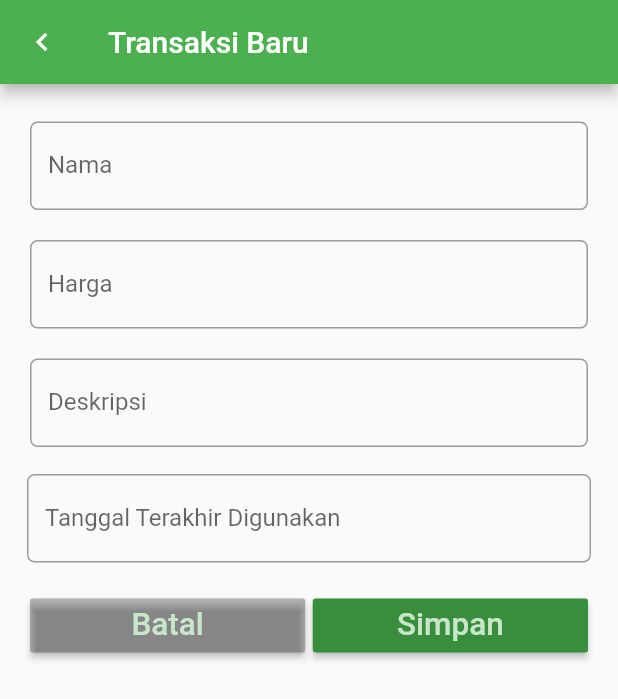
After one commit to Arpin2286/ruang_loak, a Flutter app: the Home screen opened directly, after a tap on the "add shopping cart" icon, on a phone screen of 412 x 824 dp. The commit adds this screen. Shown: the top 699 px of the screen. Run offline on Flutter 3.47's test engine with Material 2 defaults, Android fonts, the phone set to English and light mode, and no system bars; drawn by our look-alikes of datetime_picker_formfield; our stand-ins replace sqflite; missing offline and left inert: dart:ffi; accounts and stored records are empty; network calls fail.

Commit message:
up form input

```diff
--- /dev/null
+++ b/lib/models/penjualan.dart
@@ -0,0 +1,49 @@
+import 'dart:ffi';
+
+class Penjualan {
+  Penjualan(this._nama, this._keterangan, this._tanggal, this._jumlah);
+
+  int _id;
+  String _nama, _keterangan, _tanggal;
+  String _jumlah;
+
+  Penjualan.fromMap(Map<String, dynamic> map) {
+    this._id = map['id'];
+    this._nama = map['nama'].toString();
+    this._keterangan = map['keterangan'].toString();
+    this._tanggal = map['tanggal'].toString();
+    this._jumlah = map['jumlah'].toString();
+  }
+
+  int get id => _id;
+  String get nama => _nama;
+  String get keterangan => _keterangan;
+  String get tanggal => _tanggal;
+  String get jumlah => _jumlah;
+
+  set nama(String value) {
+    _nama = value;
+  }
+
+  set keterangan(String value) {
+    _keterangan = value;
+  }
+
+  set tanggal(String value) {
+    _tanggal = value;
+  }
+
+  set jumlah(String value) {
+    _jumlah = value;
+  }
+
+  Map<String, dynamic> toMap() {
+    Map<String, dynamic> map = Map<String, dynamic>();
+    map['id'] = this._id;
+    map['nama'] = nama;
+    map['keterangan'] = keterangan;
+    map['tanggal'] = tanggal;
+    map['jumlah'] = jumlah;
+    return map;
+  }
+}
--- /dev/null
+++ b/lib/ui/home.dart
@@ -0,0 +1,124 @@
+import 'package:flutter/material.dart';
+import 'package:ruang_loak/ui/inputpenjualan.dart';
+import 'package:ruang_loak/models/penjualan.dart';
+import 'package:ruang_loak/helpers/dbhelper.dart';
+import 'package:sqflite/sqflite.dart';
+import 'dart:async';
+
+class Home extends StatefulWidget {
+  @override
+  _HomeState createState() => _HomeState();
+}
+
+class _HomeState extends State<Home> {
+  DbHelper dbHelper = DbHelper();
+  int count = 0;
+  List<Penjualan> penjualanList;
+
+  @override
+  Widget build(BuildContext context) {
+    if (penjualanList == null) {
+      penjualanList = List<Penjualan>();
+    }
+    return Scaffold(
+      appBar: AppBar(
+        title: Text("Penjualan Anda"),
+      ),
+      body: createListView(),
+      floatingActionButton: FloatingActionButton(
+          child: Icon(Icons.add_shopping_cart),
+          tooltip: 'Tambah Penjualan',
+          onPressed: () async {
+            var penjualan = await navigateToEntryForm(context, null);
+            if (penjualan != null) {
+              addPenjualan(penjualan);
+            }
+          }),
+    );
+  }
+
+  Future<Penjualan> navigateToEntryForm(
+      BuildContext context, Penjualan penjualan) async {
+    var result = await Navigator.push(context,
+        MaterialPageRoute(builder: (BuildContext context) {
+      return InputPenjualan(penjualan);
+    }));
+    return result;
+  }
+
+  ListView createListView() {
+    TextStyle textStyle = Theme.of(context).textTheme.subhead;
+    return ListView.builder(
+      itemCount: count,
+      itemBuilder: (BuildContext context, int index) {
+        return Card(
+          color: Colors.white,
+          elevation: 2.0,
+          child: ListTile(
+            leading: CircleAvatar(
+              backgroundColor: Colors.lightGreen[300],
+              child: Icon(Icons.attach_file),
+            ),
+            title: Text(
+              this.penjualanList[index].nama,
+              style: textStyle,
+            ),
+            subtitle: Row(
+              children: <Widget>[
+                Text("Rp " + this.penjualanList[index].jumlah),
+                Text(" | " + this.penjualanList[index].tanggal)
+              ],
+            ),
+            trailing: GestureDetector(
+              child: Icon(Icons.delete),
+              onTap: () {
+                deletePenjualan(penjualanList[index]);
+              },
+            ),
+            onTap: () async {
+              var penjualan =
+                  await navigateToEntryForm(context, this.penjualanList[index]);
+              if (penjualan != null) {
+                editPenjualan(penjualan);
+              }
+            },
+          ),
+        );
+      },
+    );
+  }
+
+  void addPenjualan(Penjualan object) async {
+    int result = await dbHelper.insert(object);
+    if (result > 0) {
+      updateListView();
+    }
+  }
+
+  void editPenjualan(Penjualan object) async {
+    int result = await dbHelper.insert(object);
+    if (result > 0) {
+      updateListView();
+    }
+  }
+
+  void deletePenjualan(Penjualan object) async {
+    int result = await dbHelper.delete(object.id);
+    if (result > 0) {
+      updateListView();
+    }
+  }
+
+  void updateListView() {
+    final Future<Database> dbFuture = dbHelper.initDb();
+    dbFuture.then((database) {
+      Future<List<Penjualan>> penjualanListFuture = dbHelper.getPenjualanList();
+      penjualanListFuture.then((penjualanList) {
+        setState(() {
+          this.penjualanList = penjualanList;
+          this.count = penjualanList.length;
+        });
+      });
+    });
+  }
+}
--- /dev/null
+++ b/lib/ui/inputpenjualan.dart
@@ -0,0 +1,148 @@
+import 'package:flutter/material.dart';
+import 'package:ruang_loak/models/penjualan.dart';
+import 'package:datetime_picker_formfield/datetime_picker_formfield.dart';
+import 'package:intl/intl.dart';
+
+class InputPenjualan extends StatefulWidget {
+  final Penjualan penjualan;
+  InputPenjualan(this.penjualan);
+  @override
+  _InputPenjualanState createState() => _InputPenjualanState(this.penjualan);
+}
+
+class _InputPenjualanState extends State<InputPenjualan> {
+  Penjualan penjualan;
+  _InputPenjualanState(this.penjualan);
+  TextEditingController namaController = TextEditingController();
+  TextEditingController keteranganController = TextEditingController();
+  TextEditingController jumlahController = TextEditingController();
+  TextEditingController tanggalController = TextEditingController();
+  final format = DateFormat('yyyy-MM-dd');
+  @override
+  Widget build(BuildContext context) {
+    if (penjualan != null) {
+      namaController.text = penjualan.nama;
+      keteranganController.text = penjualan.keterangan;
+      tanggalController.text = penjualan.tanggal;
+      jumlahController.text = penjualan.jumlah;
+    }
+    return Scaffold(
+      appBar: AppBar(
+        title: penjualan == null
+            ? Text("Transaksi Baru")
+            : Text("Update Transaksi"),
+        leading: Icon(Icons.keyboard_arrow_left),
+      ),
+      body: Padding(
+        padding: EdgeInsets.only(top: 15, left: 10, right: 10),
+        child: ListView(
+          children: <Widget>[
+            Padding(
+              padding: EdgeInsets.all(10),
+              child: TextField(
+                controller: namaController,
+                keyboardType: TextInputType.text,
+                decoration: InputDecoration(
+                    labelText: "Nama",
+                    border: OutlineInputBorder(
+                        borderRadius: BorderRadius.circular(5))),
+                onChanged: (value) {},
+              ),
+            ),
+            Padding(
+              padding: EdgeInsets.all(10),
+              child: TextField(
+                controller: jumlahController,
+                keyboardType: TextInputType.number,
+                decoration: InputDecoration(
+                    labelText: "Harga",
+                    border: OutlineInputBorder(
+                        borderRadius: BorderRadius.circular(5))),
+                onChanged: (value) {},
+              ),
+            ),
+            Padding(
+              padding: EdgeInsets.all(10),
+              child: TextField(
+                controller: keteranganController,
+                keyboardType: TextInputType.text,
+                decoration: InputDecoration(
+                    labelText: "Deskripsi",
+                    border: OutlineInputBorder(
+                        borderRadius: BorderRadius.circular(5))),
+                onChanged: (value) {},
+              ),
+            ),
+            Padding(
+              padding: const EdgeInsets.all(8.0),
+              child: Column(
+                children: <Widget>[
+                  DateTimeField(
+                    controller: tanggalController,
+                    format: format,
+                    onShowPicker: (context, currentValue) {
+                      return showDatePicker(
+                          context: context,
+                          initialDate: currentValue ?? DateTime.now(),
+                          firstDate: DateTime(2021),
+                          lastDate: DateTime(2040));
+                    },
+                    decoration: InputDecoration(
+                        labelText: "Tanggal Terakhir Digunakan",
+                        border: OutlineInputBorder(
+                            borderRadius: BorderRadius.circular(5))),
+                  )
+                ],
+              ),
+            ),
+            Padding(
+              padding: EdgeInsets.all(10),
+              child: Row(
+                children: <Widget>[
+                  Expanded(
+                      child: RaisedButton(
+                    color: Colors.black26,
+                    textColor: Theme.of(context).primaryColorLight,
+                    child: Text(
+                      "Batal",
+                      textScaleFactor: 1.5,
+                    ),
+                    onPressed: () {
+                      Navigator.pop(context);
+                    },
+                  )),
+                  Container(
+                    width: 5,
+                  ),
+                  Expanded(
+                      child: RaisedButton(
+                          color: Colors.green[700],
+                          textColor: Theme.of(context).primaryColorLight,
+                          child: Text(
+                            "Simpan",
+                            textScaleFactor: 1.5,
+                          ),
+                          onPressed: () {
+                            if (penjualan == null) {
+                              penjualan = Penjualan(
+                                  namaController.text,
+                                  keteranganController.text,
+                                  tanggalController.text,
+                                  jumlahController.text);
+                            } else {
+                              penjualan.nama = namaController.text;
+                              penjualan.keterangan = keteranganController.text;
+                              penjualan.tanggal = tanggalController.text;
+                              penjualan.jumlah = jumlahController.text;
+                            }
+                            Navigator.pop(context, penjualan);
+                          })),
+                ],
+              ),
+            )
+          ],
+        ),
+      ),
+    );
+  }
+}
--- a/pubspec.yaml
+++ b/pubspec.yaml
@@ -23,6 +23,10 @@ environment:
 dependencies:
   flutter:
     sdk: flutter
+  sqflite: any
+  path_provider: any
+  intl: ^0.15.7
+  datetime_picker_formfield: ^1.0.0
 
 
   # The following adds the Cupertino Icons font to your application.
@@ -52,6 +56,7 @@ flutter:
     - assets/2.jpg
     - assets/3.jpg
     - assets/4.jpg
+    - assets/5.jpg
     - assets/kamera.jpg
     - assets/mac.jpg
     - assets/stang.jpg
```
Also changed, not shown: lib/Dashboard.dart (+11 -0 lines), lib/helpers/dbhelper.dart (added, +77 -0 lines), assets/5.jpg (added), pubspec.lock.
